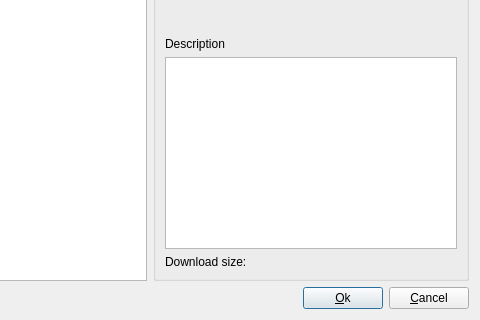
Above: rbutil/rbutilqt/installthemesfrm.ui from Rockbox-Chinese-Community/Rockbox-RCC before the change; both pictures show x 270 to 750 and y 130 to 450 of the 750 by 450 pixel window. Below: the same form after it.
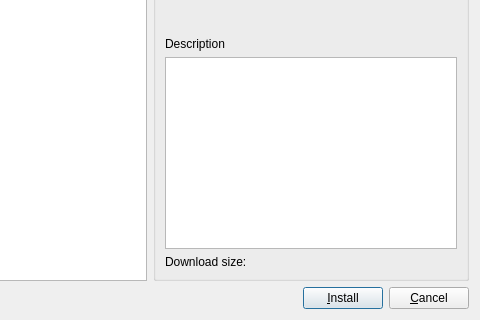
That is the form after the change. Icons and pictures are not drawn. Custom widgets are drawn as their Qt base class.

Commit message: Change some validation button labels from "Ok" to "Install" or "Uninstall".

The edit to the form file:
```diff
--- a/rbutil/rbutilqt/installthemesfrm.ui
+++ b/rbutil/rbutilqt/installthemesfrm.ui
@@ -105,7 +105,7 @@
      <item>
       <widget class="QPushButton" name="buttonOk" >
        <property name="text" >
-        <string>&amp;Ok</string>
+        <string>&amp;Install</string>
        </property>
        <property name="icon" >
         <iconset resource="rbutilqt.qrc" >:/icons/icons/go-next.png</iconset>
```
The commit also changes 3 other files.
